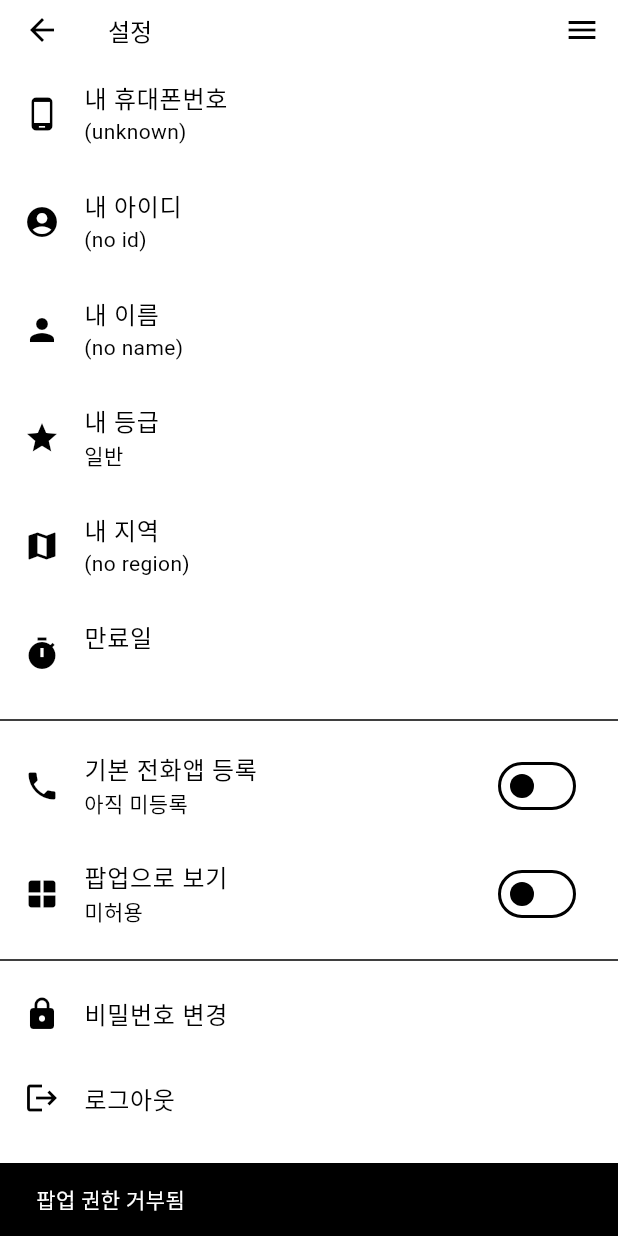
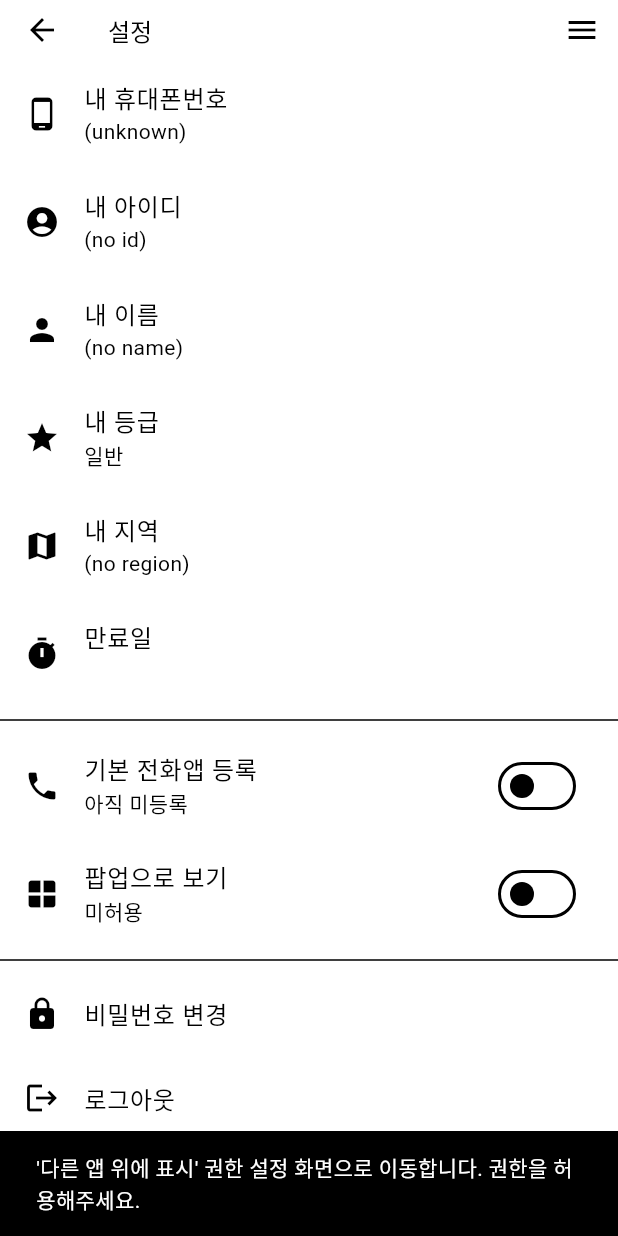
Before and after one commit to phyuzion/jumo, a Flutter app: the SettingsScreen screen opened by its route, after a tap on "팝업으로 보기", on a phone screen of 412 x 824 dp. Run offline on Flutter 3.47's test engine with Material 3 defaults, Android fonts, the phone set to English and light mode, and no system bars; our stand-ins replace event_bus, flutter_contacts, flutter_local_notifications, graphql_flutter, hive_ce, hive_ce_flutter and 1 more; missing offline and left inert: app_installer, call_e_log, flutter_background_service, flutter_overlay_window, flutter_quill, flutter_quill_extensions and 2 more; accounts and stored records are empty; network calls fail; project files that could hold a hidden picture were left out.

Commit message:
Fix issue 1

```diff
--- a/mobile/mobile/lib/graphql/client.dart
+++ b/mobile/mobile/lib/graphql/client.dart
@@ -134,6 +134,7 @@ class GraphQLClientManager {
     }
 
     if (result.hasException) {
+      log('[GraphQL] handleExceptions: ${result.exception}');
       // 타임아웃 에러는 무시
       if (result.exception?.linkException.toString().contains(
             'TimeoutException',
--- a/mobile/mobile/lib/overlay/call_result_overlay.dart
+++ b/mobile/mobile/lib/overlay/call_result_overlay.dart
@@ -49,7 +49,7 @@ class _CallResultOverlayState extends State<CallResultOverlay> {
     }
     await FlutterOverlayWindow.showOverlay(
       enableDrag: true,
-      alignment: OverlayAlignment.center,
+      alignment: OverlayAlignment.bottomCenter,
       height: WindowSize.matchParent,
       width: WindowSize.matchParent,
       overlayTitle: title,
@@ -103,7 +103,7 @@ class _CallResultOverlayState extends State<CallResultOverlay> {
     }
 
     // 최대 높이 제한 (화면의 80%로)
-    baseHeight = baseHeight.clamp(0.1, 0.8);
+    baseHeight = baseHeight.clamp(0.1, 0.6);
 
     return Material(
       color: Colors.transparent,
--- a/mobile/mobile/lib/screens/settings_screen.dart
+++ b/mobile/mobile/lib/screens/settings_screen.dart
@@ -157,9 +157,16 @@ class _SettingsScreenState extends State<SettingsScreen>
       ).showSnackBar(const SnackBar(content: Text('팝업 권한 허용됨')));
     } else {
       setState(() => _overlayGranted = false);
-      ScaffoldMessenger.of(
-        context,
-      ).showSnackBar(const SnackBar(content: Text('팝업 권한 거부됨')));
+      // (선택적) 사용자 안내 메시지
+      if (mounted) {
+        // 스낵바 사용 전 mounted 확인
+        ScaffoldMessenger.of(context).showSnackBar(
+          // 문자열 리터럴을 큰따옴표로 수정
+          const SnackBar(
+            content: Text("'다른 앱 위에 표시' 권한 설정 화면으로 이동합니다. 권한을 허용해주세요."),
+          ),
+        );
+      }
     }
   }
 
@@ -252,18 +259,18 @@ class _SettingsScreenState extends State<SettingsScreen>
     );
   }
 
-  // Hive에서 사용자 정보 로드 메소드 추가
+  // Hive에서 사용자 정보 로드
   void _loadUserInfo() {
     // 기본값을 사용하여 안전하게 로드
     _phoneNumber = _authBox.get('myNumber', defaultValue: '(unknown)');
-    _loginId = _authBox.get('savedLoginId', defaultValue: '(no id)');
+    // 'savedLoginId' 대신 'loginId' 키 사용
+    _loginId = _authBox.get('loginId', defaultValue: '(no id)');
     _userName = _authBox.get('userName', defaultValue: '(no name)');
     _userRegion = _authBox.get('userRegion', defaultValue: '(no region)');
     _userGrade = _authBox.get('userGrade', defaultValue: '일반');
     final rawValidUntil =
         _authBox.get('userValidUntil', defaultValue: '') as String;
     _validUntil = formatDateString(rawValidUntil);
-    // setState는 initState에서 불필요
   }
 
   @override
--- a/mobile/mobile/lib/utils/constants.dart
+++ b/mobile/mobile/lib/utils/constants.dart
@@ -1,6 +1,6 @@
 import 'package:intl/intl.dart';
 
-const String APP_VERSION = '0.1.0';
+const String APP_VERSION = '0.1.1';
 const String APP_NAME = 'KOL_PHONE';
 const String APP_DOWNLOAD_LINK =
     'https://jumo-vs8e.onrender.com/download/app.apk';
```
Also changed, not shown: mobile/mobile/lib/controllers/blocked_numbers_controller.dart (+14 -19 lines), mobile/mobile/lib/graphql/user_api.dart (+8 -0 lines), mobile/mobile/lib/screens/on_call_screen.dart (+15 -3 lines), mobile/mobile/lib/services/app_background_service.dart (+21 -27 lines), 3 other files.
